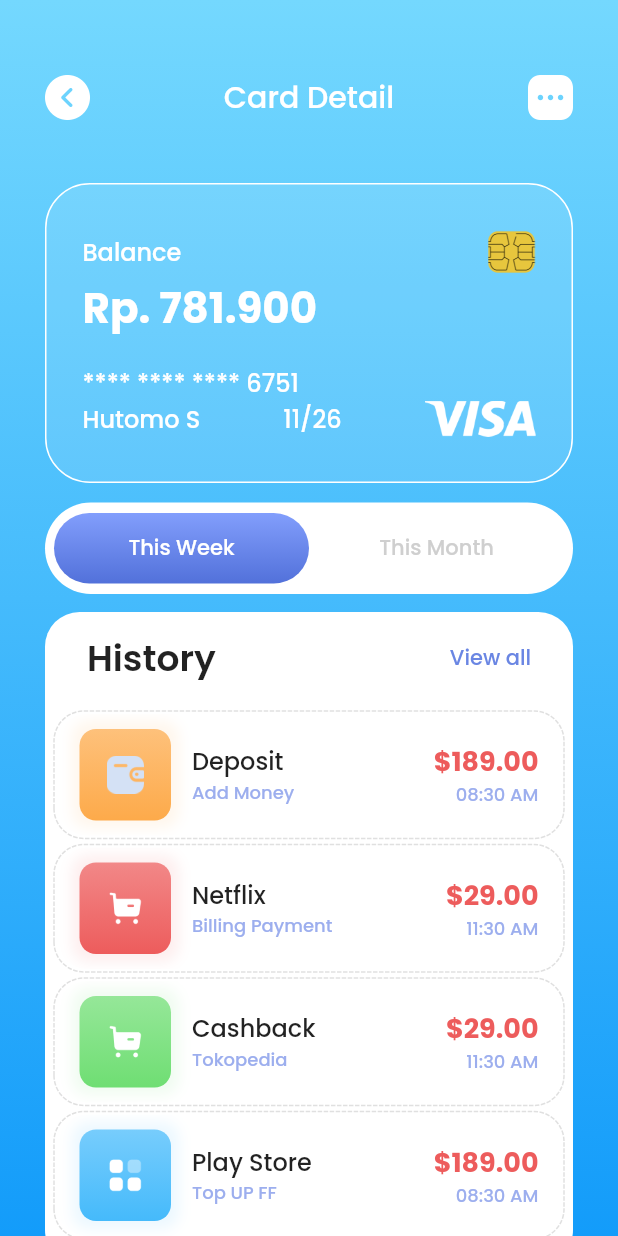
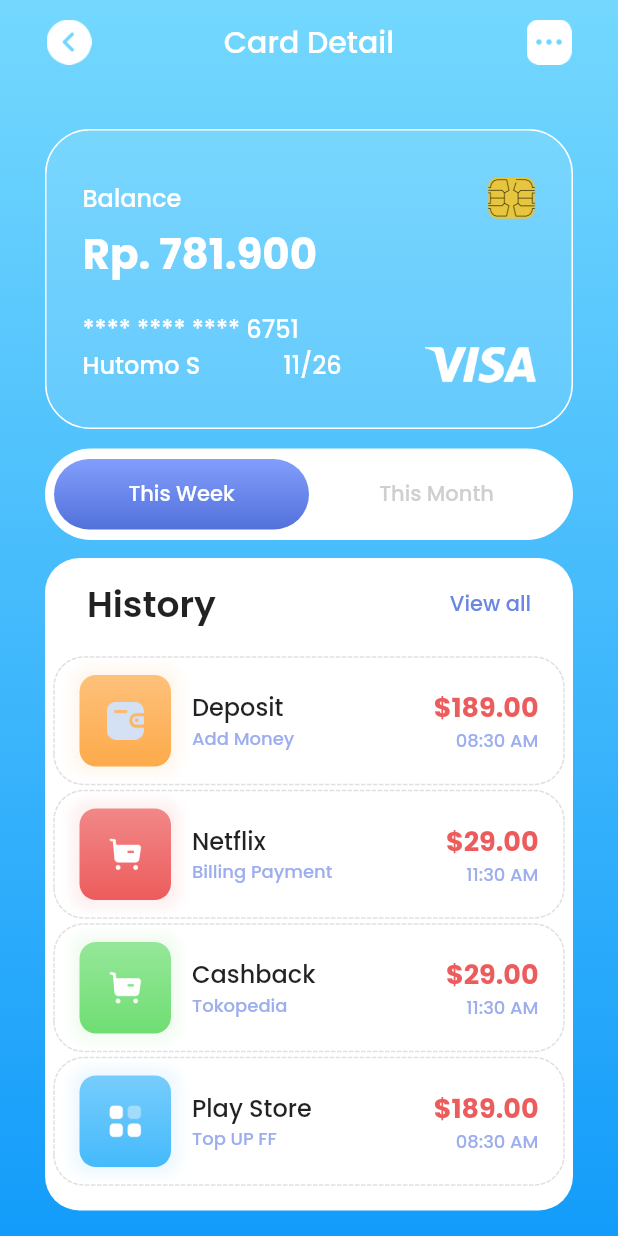
Before and after one commit to hutomosaktikartiko/UI-WalletApp-Flutter, a Flutter app: the screen it shows after launch, after a tap on "Balance", on a phone screen of 412 x 824 dp. Run offline on Flutter 3.47's test engine with Material 2 defaults, Android fonts, the phone set to English and light mode, and no system bars; drawn by our look-alikes of dotted_border.

Commit message:
Detail Card Screen - Update AppBar Ui

```diff
--- a/lib/presentation/screens/detail_card/detail_card_screen.dart
+++ b/lib/presentation/screens/detail_card/detail_card_screen.dart
@@ -1,4 +1,5 @@
 import 'package:flutter/material.dart';
+import 'package:ui_wallet_app/presentation/screens/detail_card/widgets/custom_app_bar.dart';
 
 import '../../../core/config/size_config.dart';
 import '../../../data/models/mock_card_model.dart';
@@ -36,6 +37,7 @@ class _DetailCardScreenState extends State<DetailCardScreen> {
         ),
       ),
       child: Scaffold(
+        appBar: CustomAppBar().build(context),
         backgroundColor: Colors.transparent,
         body: SingleChildScrollView(
           padding: EdgeInsets.symmetric(horizontal: SizeConfig.defaultMargin),
@@ -44,37 +46,7 @@ class _DetailCardScreenState extends State<DetailCardScreen> {
             crossAxisAlignment: CrossAxisAlignment.start,
             children: [
               const SizedBox(
-                height: 50,
-              ),
-              Row(
-                mainAxisAlignment: MainAxisAlignment.spaceBetween,
-                children: [
-                  GestureDetector(
-                    onTap: () => Navigator.pop(context),
-                    child: Image.asset(
-                      "assets/icons/chevrolet_left_circle.png",
-                      height: 30,
-                    ),
-                  ),
-                  Text(
-                    "Card Detail",
-                    style: TextStyle(
-                      fontSize: 20,
-                      fontWeight: FontWeight.w500,
-                      color: Colors.white,
-                    ),
-                  ),
-                  GestureDetector(
-                    onTap: () => Navigator.pop(context),
-                    child: Image.asset(
-                      "assets/icons/more_square.png",
-                      height: 30,
-                    ),
-                  ),
-                ],
-              ),
-              const SizedBox(
-                height: 42,
+                height: 30,
               ),
               CustomCard(
                 card: mockDetailCard,
--- /dev/null
+++ b/lib/presentation/screens/detail_card/widgets/custom_app_bar.dart
@@ -0,0 +1,47 @@
+import 'package:flutter/material.dart';
+
+import '../../../../core/config/size_config.dart';
+
+class CustomAppBar {
+  const CustomAppBar({
+    Key? key,
+  });
+
+  AppBar build(BuildContext context) {
+    return AppBar(
+      backgroundColor: Colors.transparent,
+      automaticallyImplyLeading: false,
+      title: Padding(
+        padding:
+            EdgeInsets.symmetric(horizontal: SizeConfig.defaultMargin - 15),
+        child: Row(
+          mainAxisAlignment: MainAxisAlignment.spaceBetween,
+          children: [
+            GestureDetector(
+              onTap: () => Navigator.pop(context),
+              child: Image.asset(
+                "assets/icons/chevrolet_left_circle.png",
+                height: 30,
+              ),
+            ),
+            Text(
+              "Card Detail",
+              style: TextStyle(
+                fontSize: 20,
+                fontWeight: FontWeight.w500,
+                color: Colors.white,
+              ),
+            ),
+            GestureDetector(
+              onTap: () => Navigator.pop(context),
+              child: Image.asset(
+                "assets/icons/more_square.png",
+                height: 30,
+              ),
+            ),
+          ],
+        ),
+      ),
+    );
+  }
+}
--- a/lib/presentation/screens/main/pages/home/widgets/custom_app_bar.dart
+++ b/lib/presentation/screens/main/pages/home/widgets/custom_app_bar.dart
@@ -1,9 +1,9 @@
 import 'dart:ui';
 
 import 'package:flutter/material.dart';
-import 'package:ui_wallet_app/presentation/widgets/custom_icon_button.dart';
 
 import '../../../../../../core/config/size_config.dart';
+import '../../../../../widgets/custom_icon_button.dart';
 
 class CustomAppBar {
   const CustomAppBar({
```
